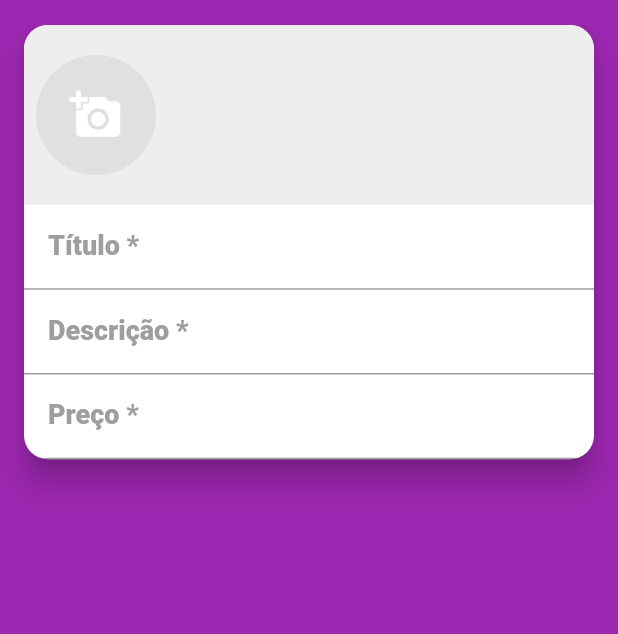
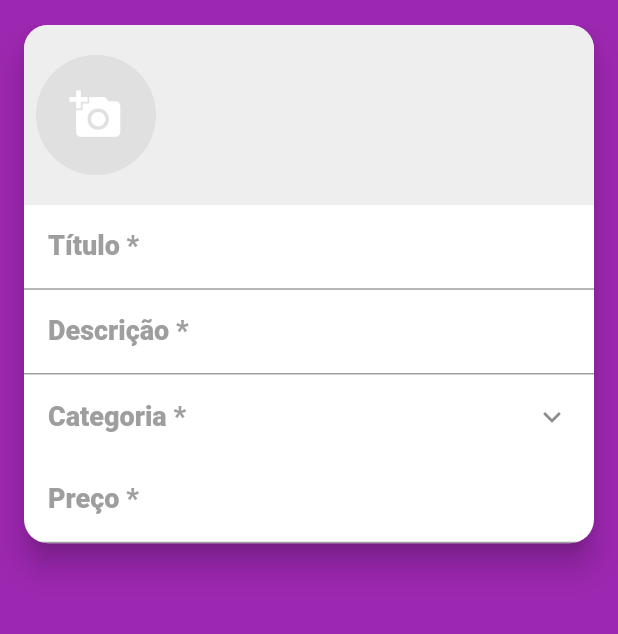
Before and after one commit to Valdeir-Nascimento/olx_mobx, a Flutter app: the CreatePage screen opened directly, on a phone screen of 412 x 824 dp, the part 59-693 px from its top. Run offline on Flutter 3.47's test engine with Material 2 defaults, Android fonts, the phone set to English and light mode, and no system bars; our stand-ins replace brasil_fields, flutter_mobx, get_it, image_cropper, image_picker, mobx and 1 more; generated files the repository leaves out were written again; network calls fail; statements that could not run were skipped.

Commit message:
Exibindo as categorias do parseServe

```diff
--- a/lib/main.dart
+++ b/lib/main.dart
@@ -79,8 +79,8 @@ class MyApp extends StatelessWidget {
         appBarTheme: AppBarTheme(elevation: 0),
         cursorColor: Colors.purple
       ),
-      // home: BasePage(),
-      home: CategoryPage(),
+      home: BasePage(),
+      // home: CategoryPage(),
     );
   }
 }
--- /dev/null
+++ b/lib/pages/create/componentes/category_field.dart
@@ -0,0 +1,54 @@
+import 'package:flutter/material.dart';
+import 'package:flutter_mobx/flutter_mobx.dart';
+
+import '../../../controllers/create_controller.dart';
+import '../../category/category_page.dart';
+
+class CategoryField extends StatelessWidget {
+  final CreateController createController;
+  CategoryField(this.createController);
+
+  @override
+  Widget build(BuildContext context) {
+    return Observer(
+      builder: (_) {
+        return ListTile(
+          title: createController.category == null
+            ? Text(
+                "Categoria *",
+                style: TextStyle(
+                  fontWeight: FontWeight.w800,
+                  color: Colors.grey,
+                  fontSize: 18,
+                  ),
+              )
+            : Text(
+                "Categoria *",
+                style: TextStyle(
+                  fontWeight: FontWeight.w700,
+                  color: Colors.grey,
+                  fontSize: 14,
+                  ),
+              ),
+          subtitle: createController.category == null
+            ? null
+            : Text("${createController.category.description}", style: TextStyle(color: Colors.black, fontSize: 17),),
+          trailing: Icon(Icons.keyboard_arrow_down),
+          onTap: () async {
+            final category = await showDialog(
+              context: context,
+              builder: (_) => CategoryPage(
+                showAll: false,
+                categoriaSelecionada: createController.category,
+              ),
+            );
+            if (category != null) {
+              createController.setCategory(category);
+            }
+
+          },
+        );
+      },
+    );
+  }
+}
--- a/lib/pages/create/create_page.dart
+++ b/lib/pages/create/create_page.dart
@@ -3,6 +3,7 @@ import 'package:flutter/material.dart';
 import 'package:flutter/services.dart';
 import 'package:olxmobx/components/custom_drawer/custom_drawer.dart';
 import 'package:olxmobx/controllers/create_controller.dart';
+import 'package:olxmobx/pages/create/componentes/category_field.dart';
 import 'package:olxmobx/pages/create/componentes/images_field.dart';
 
 
@@ -46,6 +47,7 @@ class CreatePage extends StatelessWidget {
               ),
               maxLines: null,
             ),
+            CategoryField(createController),
             TextFormField(
               keyboardType: TextInputType.number,
               decoration: InputDecoration(
```
Also changed, not shown: lib/controllers/create_controller.dart (+7 -2 lines), lib/controllers/create_controller.g.dart.
